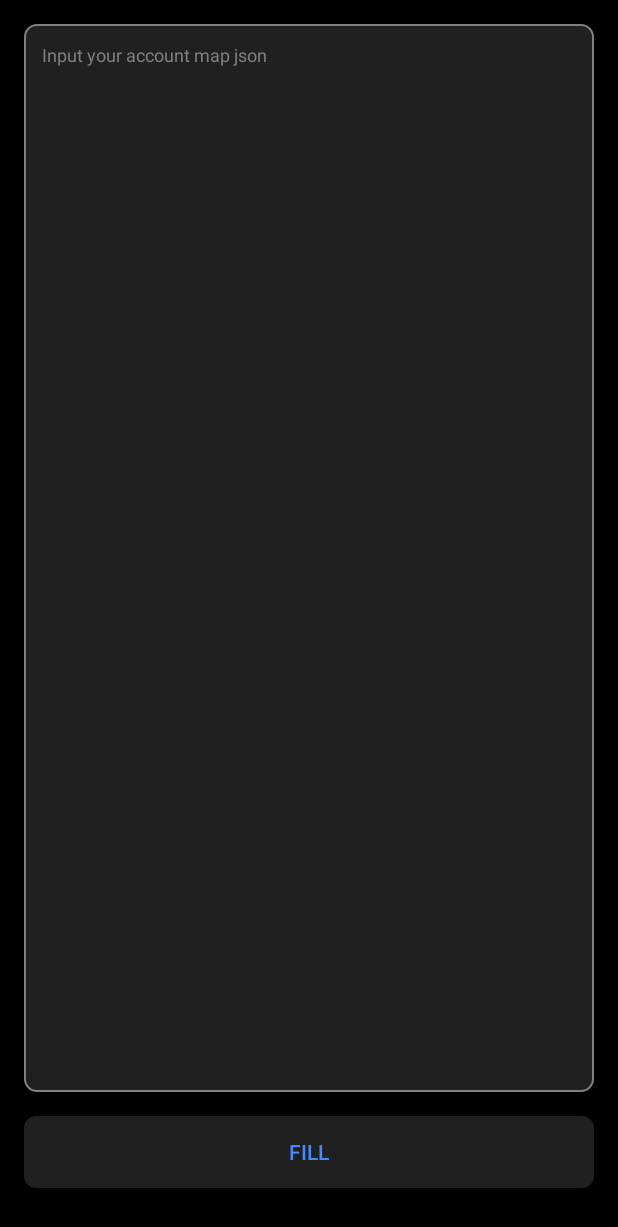
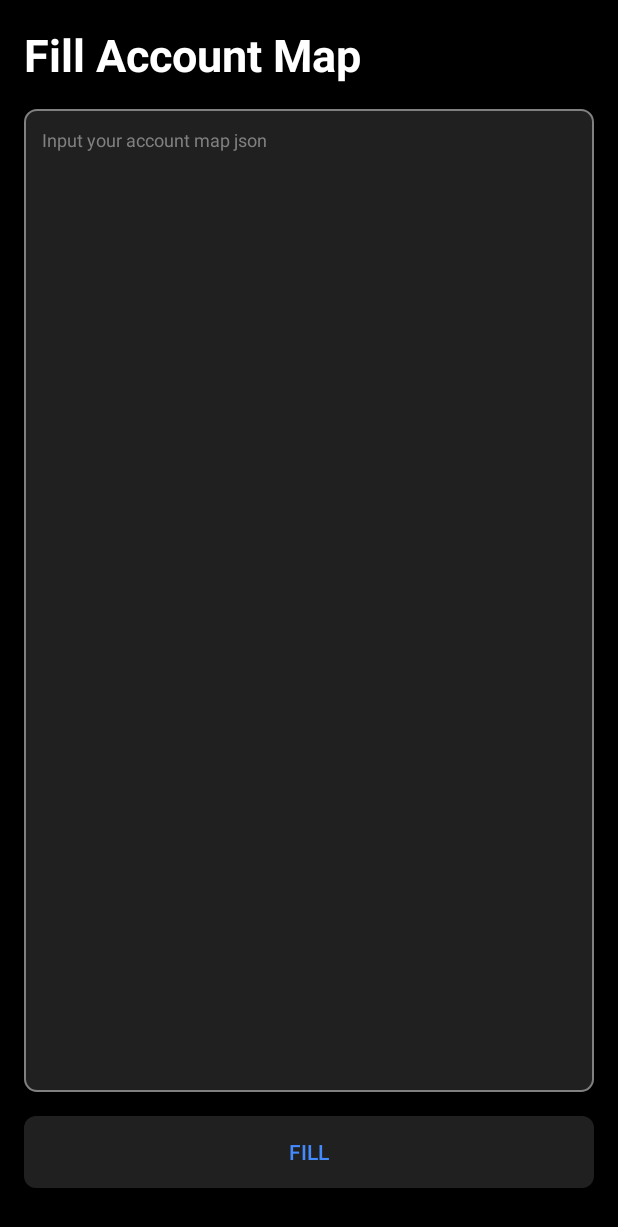
Before and after one commit to shannona/GordianSigner-Android, an Android app: the layout activity_share_account_map.xml on its own in the app's theme, with its tools: preview values and no code run, on a phone screen of 412 x 824 dp. Shown: the top 1227 px of the screen. Run offline under Robolectric (Android 15) with nearby library versions, the phone set to English and light mode, and no system bars.

Commit message:
correct get input bip32 derivs size & update UI

```diff
--- a/app/src/main/java/com/bc/gordiansigner/ui/share_account/ShareAccountMapActivity.kt
+++ b/app/src/main/java/com/bc/gordiansigner/ui/share_account/ShareAccountMapActivity.kt
@@ -52,7 +52,7 @@ class ShareAccountMapActivity : BaseAppCompatActivity() {
     override fun initComponents() {
         super.initComponents()
 
-        supportActionBar?.title = "Account Map"
+        supportActionBar?.title = ""
         supportActionBar?.setDisplayHomeAsUpEnabled(true)
 
         buttonFill.setSafetyOnclickListener {
--- a/app/src/main/res/layout/activity_share_account_map.xml
+++ b/app/src/main/res/layout/activity_share_account_map.xml
@@ -4,6 +4,18 @@
     android:layout_width="match_parent"
     android:layout_height="match_parent"
     android:background="@color/colorPrimary">
+
+    <androidx.appcompat.widget.AppCompatTextView
+        android:id="@+id/tvHeader"
+        android:layout_width="wrap_content"
+        android:layout_height="wrap_content"
+        android:layout_marginHorizontal="16dp"
+        android:layout_marginTop="16dp"
+        android:text="@string/fill_account_map"
+        android:textSize="30sp"
+        android:textStyle="bold"
+        app:layout_constraintStart_toStartOf="parent"
+        app:layout_constraintTop_toTopOf="parent" />
 
     <androidx.appcompat.widget.AppCompatEditText
         android:id="@+id/editText"
@@ -23,7 +35,7 @@
         app:layout_constraintBottom_toTopOf="@id/buttonFill"
         app:layout_constraintEnd_toStartOf="@+id/buttonFill"
         app:layout_constraintStart_toStartOf="parent"
-        app:layout_constraintTop_toTopOf="parent" />
+        app:layout_constraintTop_toBottomOf="@id/tvHeader" />
 
     <androidx.appcompat.widget.AppCompatButton
         android:id="@+id/buttonFill"
```
Also changed, not shown: app/src/main/java/com/bc/gordiansigner/model/Psbt.kt (+2 -9 lines).
